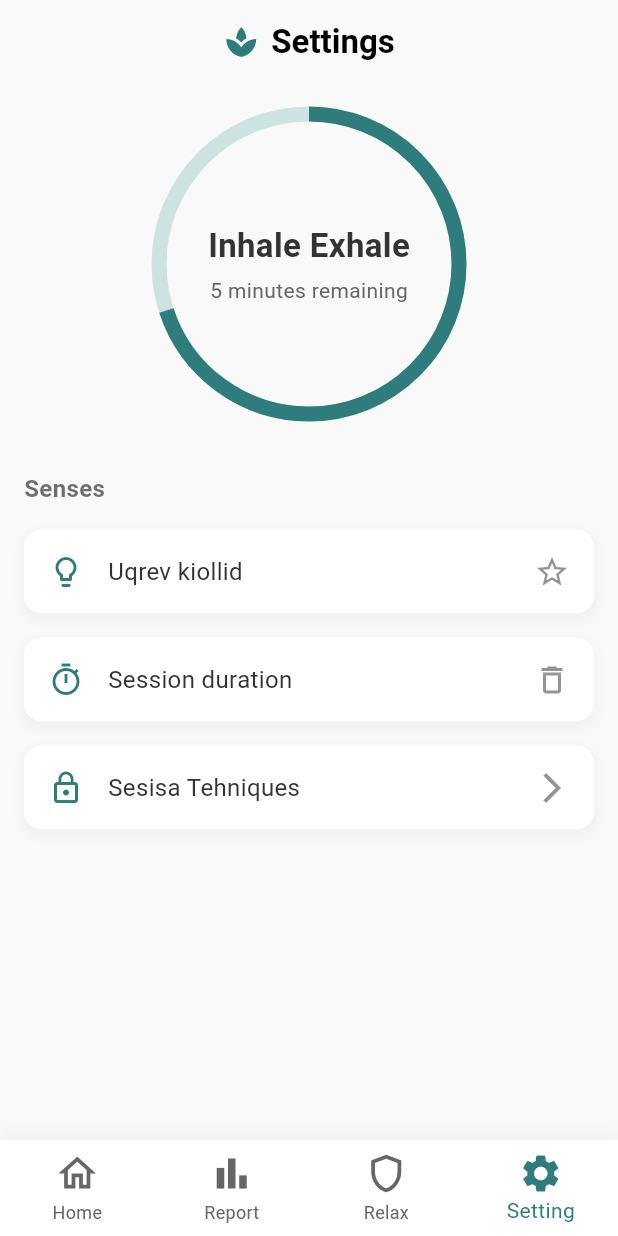
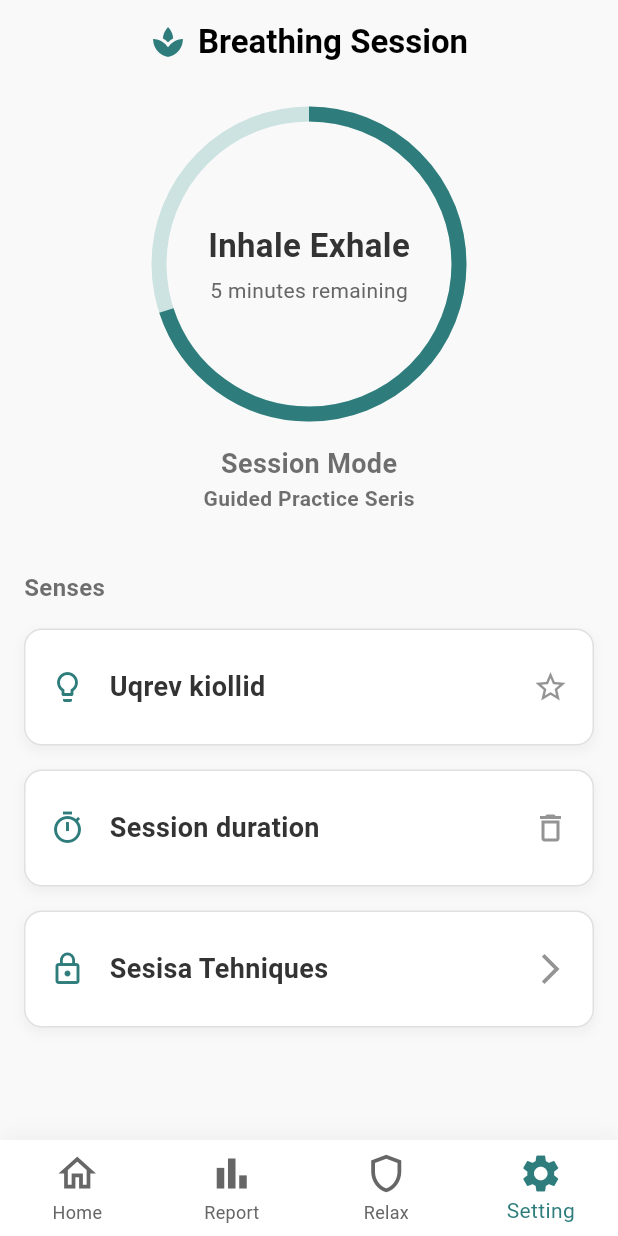
Before and after one commit to mdrakib90757/mindful_app, a Flutter app: the screen it shows after launch, item 4 of the bottom bar chosen, on a phone screen of 412 x 824 dp. Run offline on Flutter 3.47's test engine with Material 3 defaults, Android fonts, the phone set to English and light mode, and no system bars; our stand-ins replace fl_chart.

Commit message:
setting screen ui update

```diff
--- a/lib/core/utils/color.dart
+++ b/lib/core/utils/color.dart
@@ -16,10 +16,8 @@ class AppColors {
   static const Color smileySad = Color(0xFFF8D7DA);
   static const Color smileyAngry = Color(0xFFE8E8E8);
 
-
   // Chart specific colors
   static const Color chartColor1 = Color(0xFF8ECDF0);
   static const Color chartColor2 = Color(0xFF63B0A9);
   static const Color chartColor3 = Color(0xFFB1A0E3);
-
 }
--- a/lib/feature/home_feature/view/home_screen.dart
+++ b/lib/feature/home_feature/view/home_screen.dart
@@ -207,7 +207,7 @@ class _HomeScreenState extends State<HomeScreen> {
 
   Widget _buildFeatureCard(String title, IconData icon) {
     return Container(
-      padding: const EdgeInsets.symmetric(horizontal: 10, vertical: 20),
+      padding: const EdgeInsets.symmetric(horizontal: 10, vertical: 30),
       decoration: BoxDecoration(
         color: AppColors.white,
         borderRadius: BorderRadius.circular(15),
--- a/lib/feature/setting_feature/view/setting_screen.dart
+++ b/lib/feature/setting_feature/view/setting_screen.dart
@@ -1,8 +1,33 @@
 import 'package:flutter/material.dart';
 import 'package:mindful_app/core/utils/color.dart';
 
-class SettingsScreen extends StatelessWidget {
+class SettingsScreen extends StatefulWidget {
   const SettingsScreen({super.key});
+
+  @override
+  State<SettingsScreen> createState() => _SettingsScreenState();
+}
+
+class _SettingsScreenState extends State<SettingsScreen>
+    with SingleTickerProviderStateMixin {
+  AnimationController? _controller;
+  Animation<double>? _animation;
+
+  @override
+  void initState() {
+    super.initState();
+    _controller = AnimationController(
+      vsync: this,
+      duration: Duration(seconds: 8),
+    )..repeat(reverse: true);
+    _animation = Tween<double>(begin: 0.0, end: 1.0).animate(_controller!);
+  }
+
+  @override
+  void dispose() {
+    _controller?.dispose();
+    super.dispose();
+  }
 
   @override
   Widget build(BuildContext context) {
@@ -13,22 +38,25 @@ class SettingsScreen extends StatelessWidget {
           children: [
             const Icon(Icons.spa, color: AppColors.primaryTeal),
             const SizedBox(width: 8),
-            const Text('Settings',
+            const Text(
+              'Breathing Session',
               style: TextStyle(
                 color: Colors.black,
                 fontSize: 22,
                 fontWeight: FontWeight.bold,
-              ),),
+              ),
+            ),
           ],
         ),
-       excludeHeaderSemantics: true,
-       backgroundColor: Colors.transparent,
+        excludeHeaderSemantics: true,
+        backgroundColor: Colors.transparent,
       ),
       backgroundColor: AppColors.lightGreyBackground,
       body: SingleChildScrollView(
         child: Column(
+          mainAxisAlignment: MainAxisAlignment.center,
+          crossAxisAlignment: CrossAxisAlignment.center,
           children: [
-
             ListView(
               physics: NeverScrollableScrollPhysics(),
               shrinkWrap: true,
@@ -44,10 +72,14 @@ class SettingsScreen extends StatelessWidget {
                         width: 200,
                         height: 200,
                         child: CircularProgressIndicator(
-                          value: 0.7, // Example progress
+                          value: 0.7,
                           strokeWidth: 10,
-                          backgroundColor: AppColors.secondaryTeal.withOpacity(0.3),
-                          valueColor: const AlwaysStoppedAnimation<Color>(AppColors.primaryTeal),
+                          backgroundColor: AppColors.secondaryTeal.withOpacity(
+                            0.3,
+                          ),
+                          valueColor: const AlwaysStoppedAnimation<Color>(
+                            AppColors.primaryTeal,
+                          ),
                         ),
                       ),
                       Column(
@@ -72,6 +104,30 @@ class SettingsScreen extends StatelessWidget {
                         ],
                       ),
                     ],
+                  ),
+                ),
+
+                const SizedBox(height: 20),
+                Align(
+                  alignment: Alignment.center,
+                  child: Text(
+                    "Session Mode",
+                    style: TextStyle(
+                      fontSize: 18,
+                      fontWeight: FontWeight.bold,
+                      color: AppColors.darkGreyText.withOpacity(0.7),
+                    ),
+                  ),
+                ),
+                Align(
+                  alignment: Alignment.center,
+                  child: Text(
+                    "Guided Practice Seris",
+                    style: TextStyle(
+                      fontSize: 14,
+                      fontWeight: FontWeight.bold,
+                      color: AppColors.darkGreyText.withOpacity(0.7),
+                    ),
                   ),
                 ),
                 const SizedBox(height: 30),
@@ -117,16 +173,17 @@ class SettingsScreen extends StatelessWidget {
   }) {
     return Container(
       margin: const EdgeInsets.symmetric(vertical: 8.0),
-      padding: const EdgeInsets.all(16.0),
+      padding: const EdgeInsets.symmetric(horizontal: 16.0, vertical: 25),
       decoration: BoxDecoration(
         color: AppColors.white,
         borderRadius: BorderRadius.circular(12),
+        border: Border.all(color: Colors.grey.shade300),
         boxShadow: [
           BoxShadow(
             color: Colors.grey.withOpacity(0.1),
             spreadRadius: 1,
             blurRadius: 5,
-            offset: const Offset(0, 3), // changes position of shadow
+            offset: const Offset(0, 3),
           ),
         ],
       ),
@@ -138,8 +195,9 @@ class SettingsScreen extends StatelessWidget {
             child: Text(
               title,
               style: const TextStyle(
-                fontSize: 16,
+                fontSize: 18,
                 color: AppColors.darkGreyText,
+                fontWeight: FontWeight.bold,
               ),
             ),
           ),
--- a/lib/main.dart
+++ b/lib/main.dart
@@ -8,14 +8,12 @@ void main() {
 class MyApp extends StatelessWidget {
   const MyApp({super.key});
 
-
   @override
   Widget build(BuildContext context) {
     return MaterialApp(
       debugShowCheckedModeBanner: false,
       title: 'Flutter Demo',
-      theme: ThemeData(
-      ),
+      theme: ThemeData(),
       home: CustomBottomNavigationBar(),
     );
   }
```
Also changed, not shown: lib/feature/relax_feature/view/relax_screen.dart (+34 -36 lines), lib/feature/report_feature/view/report_screen.dart (+4 -5 lines), lib/feature/setting_feature/setting_widget/custom_pointer.dart (added, +71 -0 lines).
